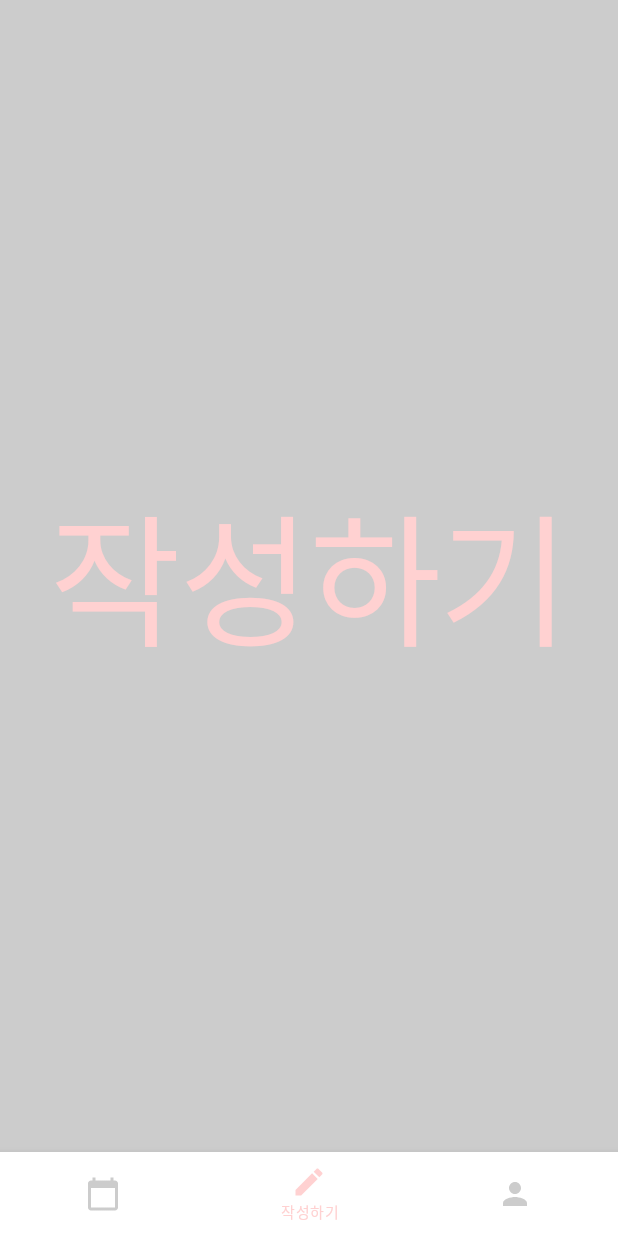
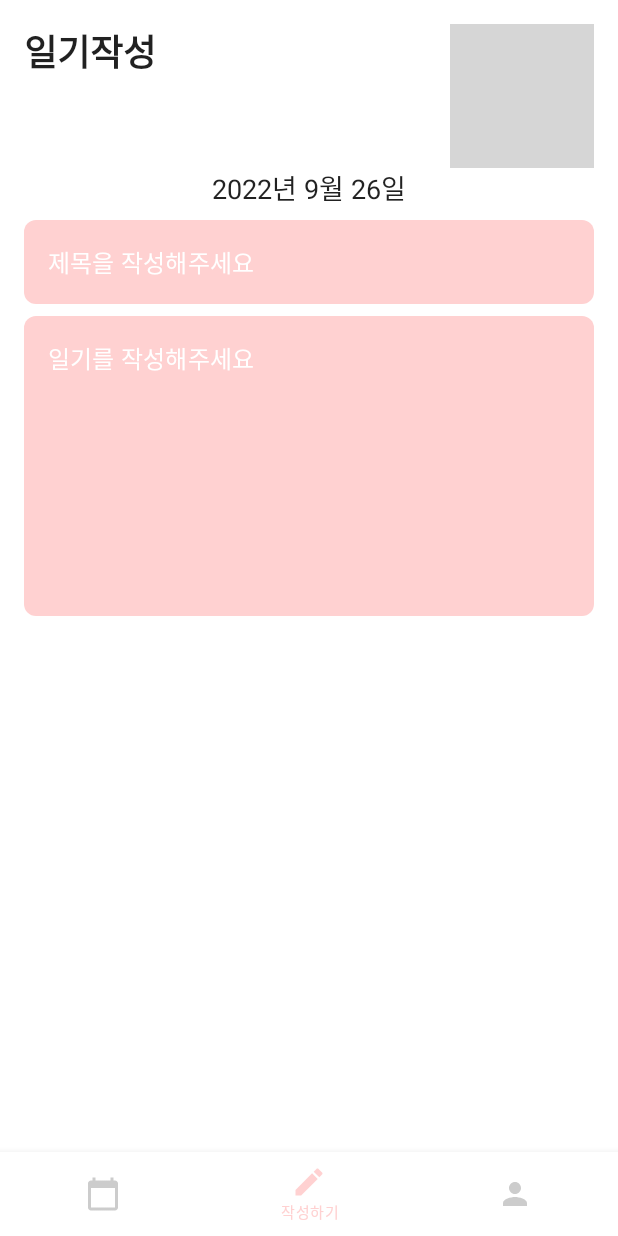
Before and after one commit to zxcmnb05/Todiary, an Android app built with Jetpack Compose: the WriteScreen screen opened through its navigation route, on a phone screen of 412 x 824 dp. Run offline under Robolectric (Android 15) with nearby library versions, the phone set to English and light mode, and no system bars; our stand-ins replace Dagger/Hilt's generated code; grey boxes are pictures that could not be loaded.

Commit message:
ADD: Add WriteScreen, ViewModel

```diff
--- a/app/src/main/java/com/example/todiary/ui/write/WriteScreen.kt
+++ b/app/src/main/java/com/example/todiary/ui/write/WriteScreen.kt
@@ -1,30 +1,126 @@
 package com.example.todiary.ui.write
 
-import androidx.compose.foundation.background
-import androidx.compose.foundation.layout.Box
-import androidx.compose.foundation.layout.fillMaxSize
-import androidx.compose.material.MaterialTheme
-import androidx.compose.material.Text
+import android.app.DatePickerDialog
+import android.content.Context
+import android.widget.DatePicker
+import androidx.compose.foundation.clickable
+import androidx.compose.foundation.layout.*
+import androidx.compose.foundation.shape.CircleShape
+import androidx.compose.foundation.shape.RoundedCornerShape
+import androidx.compose.material.*
 import androidx.compose.runtime.Composable
+import androidx.compose.runtime.mutableStateOf
+import androidx.compose.runtime.remember
 import androidx.compose.ui.Alignment
 import androidx.compose.ui.Modifier
-import androidx.compose.ui.text.style.TextAlign
-import com.example.todiary.ui.theme.LightGray
+import androidx.compose.ui.draw.clip
+import androidx.compose.ui.graphics.Color
+import androidx.compose.ui.modifier.modifierLocalConsumer
+import androidx.compose.ui.platform.LocalContext
+import androidx.compose.ui.res.painterResource
+import androidx.compose.ui.text.font.FontWeight
+import androidx.compose.ui.unit.dp
+import androidx.compose.ui.unit.sp
+import androidx.lifecycle.viewmodel.compose.viewModel
+import com.example.todiary.R
 import com.example.todiary.ui.theme.Primary
 
 @Composable
 fun WriteScreen() {
-    Box(
+    val viewModel: WriteViewModel = viewModel()
+    val context = LocalContext.current
+
+    Column(
         modifier = Modifier
             .fillMaxSize()
-            .background(LightGray)
+            .padding(horizontal = 16.dp, vertical = 16.dp)
     ) {
-        Text(
-            text = "작성하기",
-            style = MaterialTheme.typography.h1,
-            textAlign = TextAlign.Center,
-            color = Primary,
-            modifier = Modifier.align(Alignment.Center)
-        )
+        TopAppBar()
+        ShowDatePicker(context = context, viewModel = viewModel)
+        Write(viewModel = viewModel)
     }
 }
+
+@Composable
+fun TopAppBar() {
+    Row(modifier = Modifier.fillMaxWidth(), horizontalArrangement = Arrangement.SpaceBetween) {
+        Text(text = "일기작성", fontSize = 24.sp, fontWeight = FontWeight.SemiBold)
+        Box(modifier = Modifier
+            .clip(CircleShape)
+            .clickable {
+                // 작성 버튼
+            }) {
+            Icon(
+                painter = painterResource(id = R.drawable.ic_check),
+                contentDescription = null,
+            )
+        }
+    }
+}
+
+@Composable
+fun Write(viewModel: WriteViewModel) {
+    Spacer(modifier = Modifier.height(8.dp))
+    WriteTitle(viewModel)
+    Spacer(modifier = Modifier.height(8.dp))
+    WriteContent(viewModel)
+}
+
+@Composable
+fun ShowDatePicker(context: Context, viewModel: WriteViewModel) {
+
+    val datePickerDialog = DatePickerDialog(
+        context,
+        { _: DatePicker, year: Int, month: Int, dayOfMonth: Int ->
+            viewModel.setDate("$year-$month-$dayOfMonth")
+        }, viewModel.year.value.toInt(), viewModel.month.value.toInt(), viewModel.day.value.toInt()
+    )
+    Column(modifier = Modifier.fillMaxWidth(), horizontalAlignment = Alignment.CenterHorizontally) {
+
+        Text(
+            text = "${viewModel.year.value}년 ${viewModel.month.value}월 ${viewModel.day.value}일",
+            fontSize = 18.sp,
+            modifier = Modifier.clickable {
+                datePickerDialog.show()
+            })
+    }
+}
+
+@Composable
+fun WriteTitle(viewModel: WriteViewModel) {
+    TextField(
+        modifier = Modifier.fillMaxWidth(),
+        value = viewModel.title.value,
+        colors = TextFieldDefaults.textFieldColors(
+            backgroundColor = Primary,
+            cursorColor = Color.White,
+            disabledLabelColor = Primary,
+            focusedIndicatorColor = Color.Transparent,
+            unfocusedIndicatorColor = Color.Transparent
+        ),
+        shape = RoundedCornerShape(8.dp),
+        singleLine = true,
+        onValueChange = {
+            viewModel.setTitle(it)
+        }, label = { Text(text = "제목을 작성해주세요", color = Color.White) })
+}
+
+@Composable
+fun WriteContent(viewModel: WriteViewModel) {
+    TextField(
+        modifier = Modifier
+            .fillMaxWidth()
+            .height(200.dp),
+        value = viewModel.content.value,
+        colors = TextFieldDefaults.textFieldColors(
+            backgroundColor = Primary,
+            cursorColor = Color.White,
+            disabledLabelColor = Primary,
+            focusedIndicatorColor = Color.Transparent,
+            unfocusedIndicatorColor = Color.Transparent
+        ),
+        shape = RoundedCornerShape(8.dp),
+        onValueChange = {
+            viewModel.setContent(it)
+        }, label = { Text(text = "일기를 작성해주세요", color = Color.White) })
+}
--- /dev/null
+++ b/app/src/main/java/com/example/todiary/ui/write/WriteViewModel.kt
@@ -0,0 +1,52 @@
+package com.example.todiary.ui.write
+
+import android.annotation.SuppressLint
+import android.icu.text.CaseMap
+import androidx.compose.runtime.MutableState
+import androidx.compose.runtime.State
+import androidx.compose.runtime.mutableStateOf
+import androidx.lifecycle.ViewModel
+import dagger.hilt.android.lifecycle.HiltViewModel
+import java.text.SimpleDateFormat
+import javax.inject.Inject
+
+@SuppressLint("SimpleDateFormat")
+@HiltViewModel
+class WriteViewModel @Inject constructor() : ViewModel() {
+    private val _date: MutableState<String> = mutableStateOf("")
+    val date: State<String> get() = _date
+
+    private val _title: MutableState<String> = mutableStateOf("")
+    val title: State<String> get() = _title
+
+    private val _content: MutableState<String> = mutableStateOf("")
+    val content: State<String> get() = _content
+
+    val year: MutableState<String> = mutableStateOf("")
+    val month: MutableState<String> = mutableStateOf("")
+    val day: MutableState<String> = mutableStateOf("")
+
+    init {
+        val current = System.currentTimeMillis()
+        val formatter = SimpleDateFormat("yyyy-M-dd")
+        val formatted = formatter.format(current)
+
+        setDate(formatted)
+    }
+
+    fun setDate(date: String) {
+        _date.value = date
+        val temp = date.split('-')
+        year.value = temp[0]
+        month.value = temp[1]
+        day.value = temp[2]
+    }
+
+    fun setTitle(title: String) {
+        _title.value = title
+    }
+
+    fun setContent(content: String) {
+        _content.value = content
+    }
+}
```
